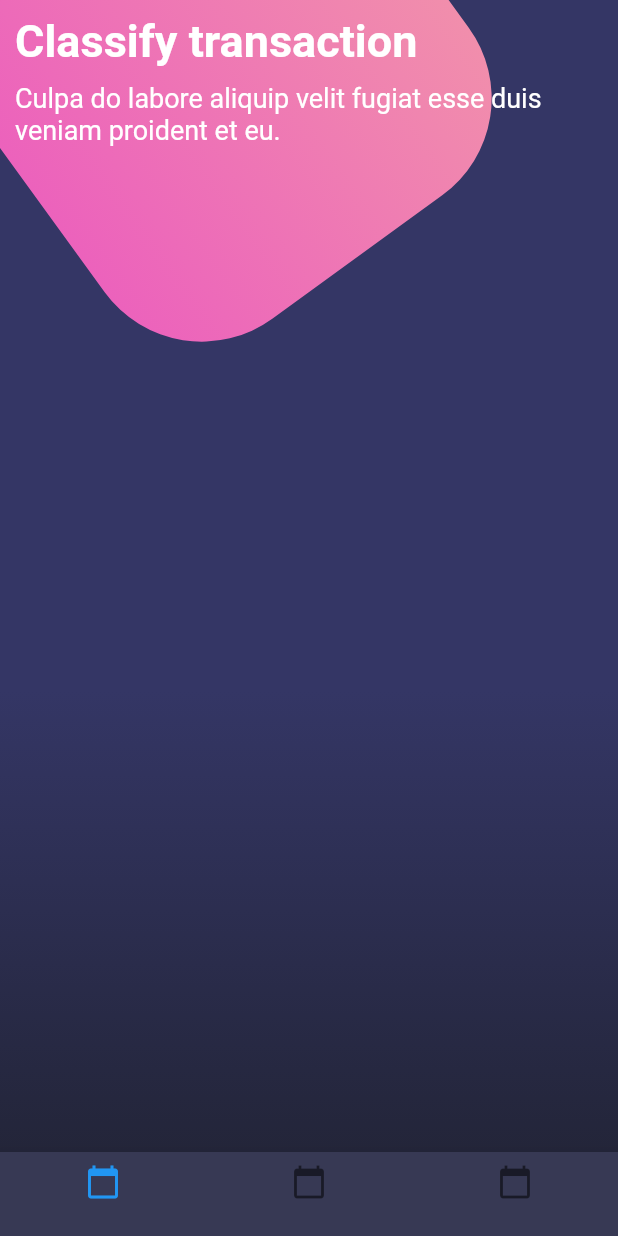
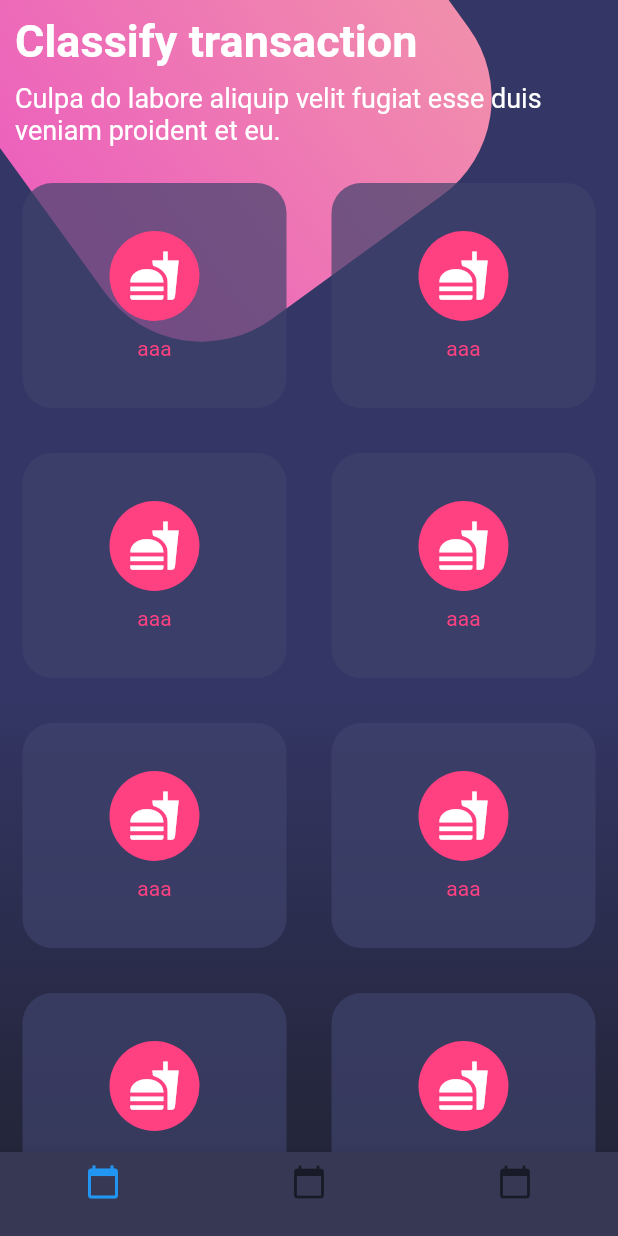
Before and after one commit to Marisabel-Condori/dise-os-flutter, a Flutter app: the screen it shows after launch, on a phone screen of 412 x 824 dp. Run offline on Flutter 3.47's test engine with Material 2 defaults, Android fonts, the phone set to English and light mode, and no system bars.

Commit message:
tablas, table row, fondo transparente

```diff
--- a/lib/pages/botones_page.dart
+++ b/lib/pages/botones_page.dart
@@ -13,6 +13,7 @@ class BotonesPage extends StatelessWidget {
             child: Column(
               children: <Widget>[
                 _titulos(),
+                _botonRedondo()
               ],
             ),
           ),
@@ -85,7 +86,6 @@ class BotonesPage extends StatelessWidget {
         textTheme: Theme.of(context).textTheme.copyWith(
           caption: TextStyle(color: Color.fromRGBO(116, 117, 152, 1.0))
         )
-
       ),
       child: BottomNavigationBar(
         items: [
@@ -105,4 +105,58 @@ class BotonesPage extends StatelessWidget {
       )
     );
   }
+
+  Widget _botonRedondo(){
+    return Table(
+      children: [
+        TableRow(
+          children: [
+            _crearBoton(),
+            _crearBoton(),
+          ]
+        ),
+        TableRow(
+          children: [
+            _crearBoton(),
+            _crearBoton(),
+          ]
+        ),
+        TableRow(
+          children: [
+            _crearBoton(),
+            _crearBoton(),
+          ]
+        ),
+        TableRow(
+          children: [
+            _crearBoton(),
+            _crearBoton(),
+          ]
+        )
+      ],
+    );
+  }
+
+  Widget _crearBoton() {
+    return Container(
+      height: 150.0,
+      margin: EdgeInsets.all(15.0),
+      decoration: BoxDecoration(
+        color: Color.fromRGBO(62, 66, 107, 0.7),
+        borderRadius: BorderRadius.circular(20.0)
+      ),
+      child: Column(
+        mainAxisAlignment: MainAxisAlignment.center,
+        children: <Widget>[
+          CircleAvatar(
+            backgroundColor: Colors.pinkAccent,
+            radius: 30.0,
+            child: Icon(Icons.fastfood, color: Colors.white, size: 35.0,),
+          ),
+          SizedBox(height: 10.0,),
+          Text('aaa', style: TextStyle(color: Colors.pinkAccent),),
+        ],
+      )
+    );
+  }
 }
```
